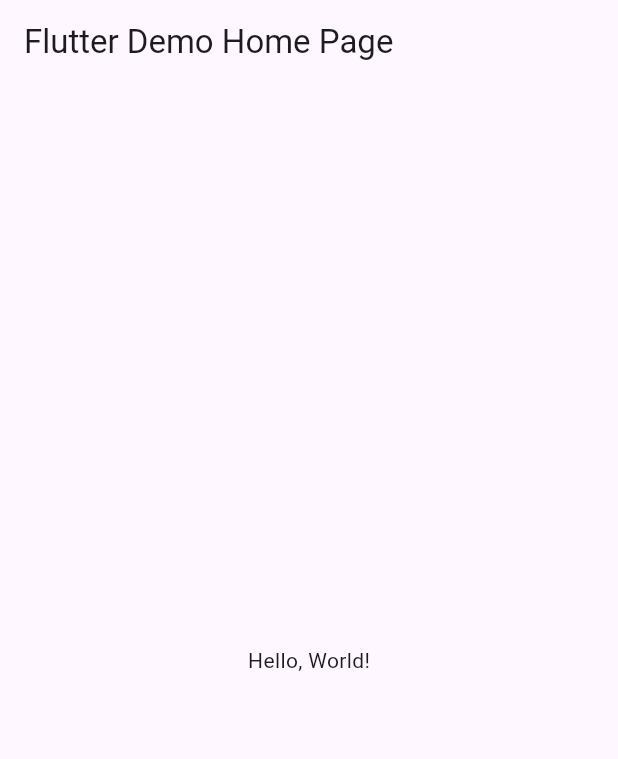
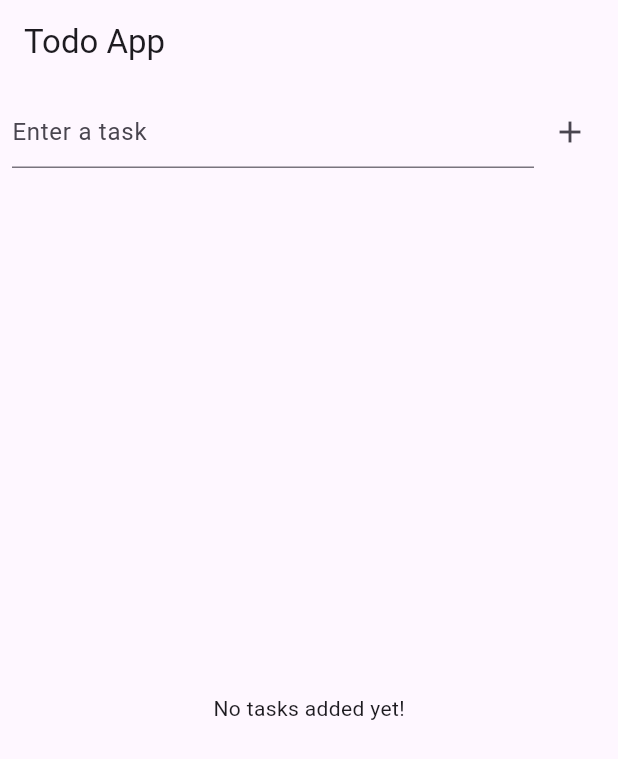
Before and after one commit to Laljham/My, a Flutter app: the screen it shows after launch, on a phone screen of 412 x 824 dp. Shown: the top 759 px of the screen. Run offline on Flutter 3.47's test engine with Material 3 defaults, Android fonts, the phone set to English and light mode, and no system bars.

Commit message:
Update main.dart

```diff
--- a/lib/main.dart
+++ b/lib/main.dart
@@ -4,39 +4,88 @@ void main() => runApp(MyApp());
 
 class MyApp extends StatelessWidget {
   const MyApp({super.key});
-  // This widget is the root of your application.
+
   @override
   Widget build(BuildContext context) {
     return MaterialApp(
-      // Application name
-      title: 'Flutter Hello World',
-      // Application theme data, you can set the colors for the application as
-      // you want
+      title: 'Flutter Todo App',
       theme: ThemeData(
-        // useMaterial3: false,
         primarySwatch: Colors.blue,
       ),
-      // A widget which will be started on application startup
-      home: MyHomePage(title: 'Flutter Demo Home Page'),
+      home: TodoHomePage(),
     );
   }
 }
 
-class MyHomePage extends StatelessWidget {
-  final String title;
-  const MyHomePage({super.key, required this.title});
+class TodoHomePage extends StatefulWidget {
+  const TodoHomePage({super.key});
+
+  @override
+  _TodoHomePageState createState() => _TodoHomePageState();
+}
+
+class _TodoHomePageState extends State<TodoHomePage> {
+  final TextEditingController _controller = TextEditingController();
+  final List<String> _todos = [];
+
+  void _addTodo() {
+    if (_controller.text.isEmpty) return;
+    setState(() {
+      _todos.add(_controller.text);
+      _controller.clear();
+    });
+  }
+
+  void _removeTodo(int index) {
+    setState(() {
+      _todos.removeAt(index);
+    });
+  }
 
   @override
   Widget build(BuildContext context) {
     return Scaffold(
       appBar: AppBar(
-        // The title text which will be shown on the action bar
-        title: Text(title),
+        title: const Text('Todo App'),
       ),
-      body: Center(
-        child: Text(
-          'Hello, World!',
-        ),
+      body: Column(
+        children: [
+          Padding(
+            padding: const EdgeInsets.all(8.0),
+            child: Row(
+              children: [
+                Expanded(
+                  child: TextField(
+                    controller: _controller,
+                    decoration: const InputDecoration(
+                      hintText: 'Enter a task',
+                    ),
+                  ),
+                ),
+                IconButton(
+                  icon: const Icon(Icons.add),
+                  onPressed: _addTodo,
+                ),
+              ],
+            ),
+          ),
+          Expanded(
+            child: _todos.isEmpty
+                ? const Center(child: Text('No tasks added yet!'))
+                : ListView.builder(
+                    itemCount: _todos.length,
+                    itemBuilder: (context, index) {
+                      return ListTile(
+                        title: Text(_todos[index]),
+                        trailing: IconButton(
+                          icon: const Icon(Icons.delete, color: Colors.red),
+                          onPressed: () => _removeTodo(index),
+                        ),
+                      );
+                    },
+                  ),
+          ),
+        ],
       ),
     );
   }
```
